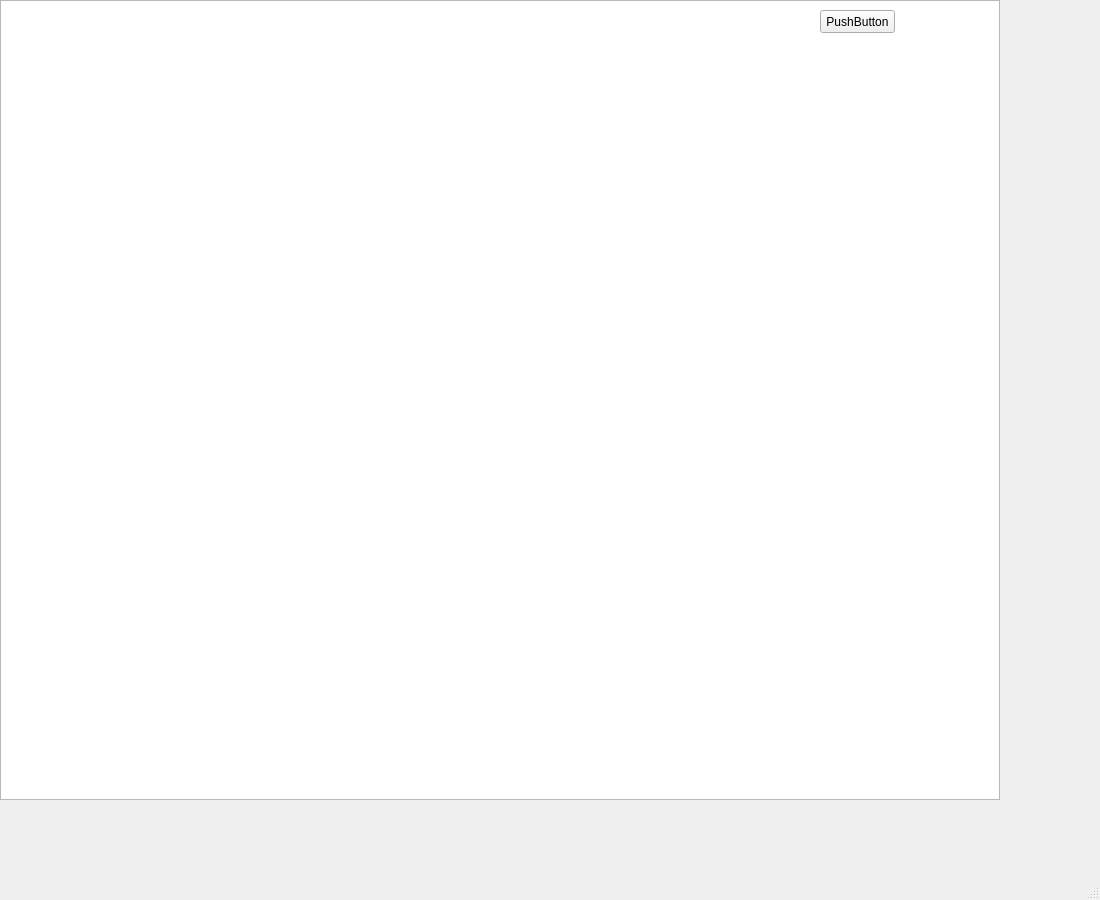
This is Practica_6/mainwindow.ui in andresyusti/Practica-6 as Qt 5 draws it before an edit. The edited form follows.
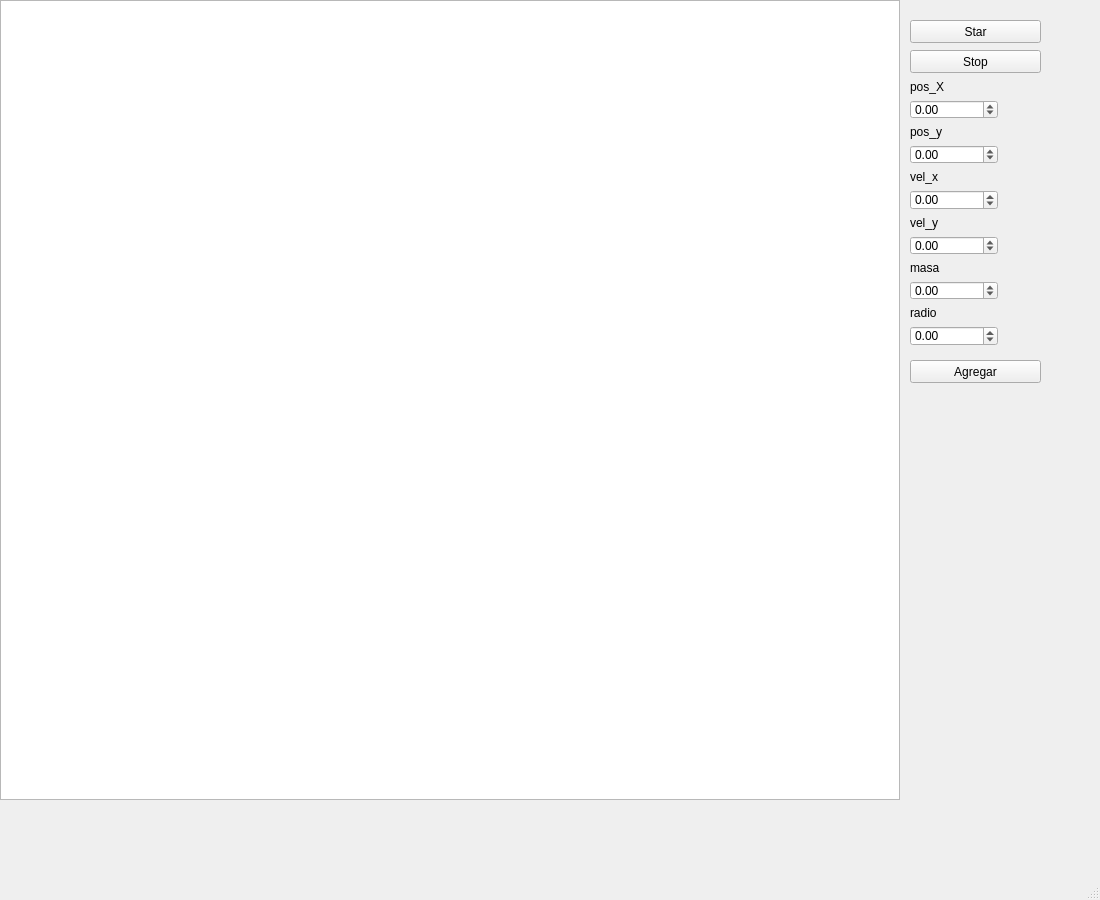
This is the edited form.

Patch:
```diff
--- a/Practica_6/mainwindow.ui
+++ b/Practica_6/mainwindow.ui
@@ -19,7 +19,7 @@
      <rect>
       <x>0</x>
       <y>0</y>
-      <width>1000</width>
+      <width>900</width>
       <height>800</height>
      </rect>
     </property>
@@ -27,16 +27,156 @@
    <widget class="QPushButton" name="pushButton">
     <property name="geometry">
      <rect>
-      <x>820</x>
-      <y>10</y>
-      <width>75</width>
+      <x>910</x>
+      <y>20</y>
+      <width>131</width>
       <height>23</height>
      </rect>
     </property>
     <property name="text">
-     <string>PushButton</string>
+     <string>Star</string>
     </property>
    </widget>
+   <widget class="QPushButton" name="pushButton_2">
+    <property name="geometry">
+     <rect>
+      <x>910</x>
+      <y>50</y>
+      <width>131</width>
+      <height>23</height>
+     </rect>
+    </property>
+    <property name="text">
+     <string>Stop</string>
+    </property>
+   </widget>
+   <widget class="QPushButton" name="pushButton_3">
+    <property name="geometry">
+     <rect>
+      <x>910</x>
+      <y>360</y>
+      <width>131</width>
+      <height>23</height>
+     </rect>
+    </property>
+    <property name="text">
+     <string>Agregar</string>
+    </property>
+   </widget>
+   <widget class="QWidget" name="">
+    <property name="geometry">
+     <rect>
+      <x>910</x>
+      <y>80</y>
+      <width>131</width>
+      <height>266</height>
+     </rect>
+    </property>
+    <layout class="QFormLayout" name="formLayout">
+     <item row="0" column="0">
+      <widget class="QLabel" name="label">
+       <property name="text">
+        <string>pos_X</string>
+       </property>
+      </widget>
+     </item>
+     <item row="1" column="0">
+      <widget class="QDoubleSpinBox" name="x">
+       <property name="minimum">
+        <double>-99999999999999996863366107917975552.000000000000000</double>
+       </property>
+       <property name="maximum">
+        <double>100000000000000000026609864708367276537402401181200809098131977453489758916313088.000000000000000</double>
+       </property>
+      </widget>
+     </item>
+     <item row="2" column="0">
+      <widget class="QLabel" name="label_2">
+       <property name="text">
+        <string>pos_y</string>
+       </property>
+      </widget>
+     </item>
+     <item row="3" column="0">
+      <widget class="QDoubleSpinBox" name="y">
+       <property name="minimum">
+        <double>-9999999999999999830336967949613257980309080240684656321838454199566729216.000000000000000</double>
+       </property>
+       <property name="maximum">
+        <double>99999999999999997168788049560464200849936328366177157906432.000000000000000</double>
+       </property>
+      </widget>
+     </item>
+     <item row="4" column="0">
+      <widget class="QLabel" name="label_3">
+       <property name="text">
+        <string>vel_x</string>
+       </property>
+      </widget>
+     </item>
+     <item row="5" column="0">
+      <widget class="QDoubleSpinBox" name="vx">
+       <property name="minimum">
+        <double>-100000000000000004337729697461918607329029332495193931179177378933611681288968111094132375552.000000000000000</double>
+       </property>
+       <property name="maximum">
+        <double>100000000000000001463069523067487303097004298786465505927861078716979636425114821591040.000000000000000</double>
+       </property>
+      </widget>
+     </item>
+     <item row="6" column="0">
+      <widget class="QLabel" name="label_4">
+       <property name="text">
+        <string>vel_y</string>
+       </property>
+      </widget>
+     </item>
+     <item row="7" column="0">
+      <widget class="QDoubleSpinBox" name="vy">
+       <property name="minimum">
+        <double>-100000000000000001555941612946684302426820139692106143336977058043083378116475570326498538991504744767620628086784.000000000000000</double>
+       </property>
+       <property name="maximum">
+        <double>9999999999999999818508707188399807864717650964328171247958398369899072554380053298205803424393137676263358464.000000000000000</double>
+       </property>
+      </widget>
+     </item>
+     <item row="8" column="0">
+      <widget class="QLabel" name="label_5">
+       <property name="text">
+        <string>masa</string>
+       </property>
+      </widget>
+     </item>
+     <item row="9" column="0">
+      <widget class="QDoubleSpinBox" name="masa">
+       <property name="minimum">
+        <double>-1000000000000000049861653971908893017010268485438462151574892930611988399099305815384459015356416.000000000000000</double>
+       </property>
+       <property name="maximum">
+        <double>99999999999999996881384047029926983435371269061279689406644211752791525136670645395254002395395884805259264.000000000000000</double>
+       </property>
+      </widget>
+     </item>
+     <item row="10" column="0">
+      <widget class="QLabel" name="label_6">
+       <property name="text">
+        <string>radio</string>
+       </property>
+      </widget>
+     </item>
+     <item row="11" column="0">
+      <widget class="QDoubleSpinBox" name="radio">
+       <property name="minimum">
+        <double>-100000000000000001440594758724527385583111862242831263013712314935498927069126131626863257625726456080505437183296233537536.000000000000000</double>
+       </property>
+       <property name="maximum">
+        <double>100000000000000001403918625579970521782461970570129136093830042945021304548650108108184133243565686844612285763778101906192989276863139689872767772084421689716760605683089408.000000000000000</double>
+       </property>
+      </widget>
+     </item>
+    </layout>
+   </widget>
   </widget>
   <widget class="QMenuBar" name="menubar">
    <property name="geometry">
```
